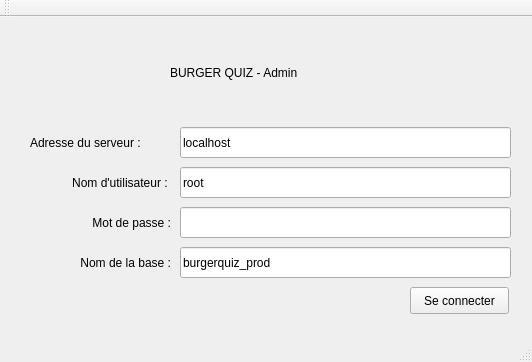
This is admin-gui/BurgerQuiz-Admin/mainwindow.ui in Tomy2e/burger-quiz as Qt 5 draws it before an edit. The edited form follows.
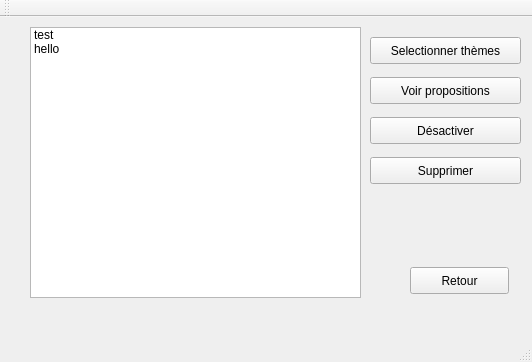
This is the edited form.

What changed in the file:
```diff
--- a/admin-gui/BurgerQuiz-Admin/mainwindow.ui
+++ b/admin-gui/BurgerQuiz-Admin/mainwindow.ui
@@ -24,7 +24,7 @@
      </rect>
     </property>
     <property name="currentIndex">
-     <number>0</number>
+     <number>2</number>
     </property>
     <widget class="QWidget" name="page_2">
      <widget class="QLabel" name="label">
@@ -262,6 +262,93 @@
       </property>
      </widget>
     </widget>
+    <widget class="QWidget" name="page_3">
+     <widget class="QListWidget" name="listWidget">
+      <property name="geometry">
+       <rect>
+        <x>30</x>
+        <y>20</y>
+        <width>331</width>
+        <height>271</height>
+       </rect>
+      </property>
+      <item>
+       <property name="text">
+        <string>test</string>
+       </property>
+      </item>
+      <item>
+       <property name="text">
+        <string>hello</string>
+       </property>
+      </item>
+     </widget>
+     <widget class="QPushButton" name="pushButton_8">
+      <property name="geometry">
+       <rect>
+        <x>410</x>
+        <y>260</y>
+        <width>99</width>
+        <height>27</height>
+       </rect>
+      </property>
+      <property name="text">
+       <string>Retour</string>
+      </property>
+     </widget>
+     <widget class="QPushButton" name="pushButton_9">
+      <property name="geometry">
+       <rect>
+        <x>370</x>
+        <y>30</y>
+        <width>151</width>
+        <height>27</height>
+       </rect>
+      </property>
+      <property name="text">
+       <string>Selectionner thèmes</string>
+      </property>
+     </widget>
+     <widget class="QPushButton" name="pushButton_10">
+      <property name="geometry">
+       <rect>
+        <x>370</x>
+        <y>70</y>
+        <width>151</width>
+        <height>27</height>
+       </rect>
+      </property>
+      <property name="text">
+       <string>Voir propositions</string>
+      </property>
+     </widget>
+     <widget class="QPushButton" name="pushButton_11">
+      <property name="geometry">
+       <rect>
+        <x>370</x>
+        <y>110</y>
+        <width>151</width>
+        <height>27</height>
+       </rect>
+      </property>
+      <property name="text">
+       <string>Désactiver</string>
+      </property>
+     </widget>
+     <widget class="QPushButton" name="pushButton_12">
+      <property name="geometry">
+       <rect>
+        <x>370</x>
+        <y>150</y>
+        <width>151</width>
+        <height>27</height>
+       </rect>
+      </property>
+      <property name="text">
+       <string>Supprimer</string>
+      </property>
+     </widget>
+    </widget>
    </widget>
   </widget>
   <widget class="QMenuBar" name="menuBar">
```
